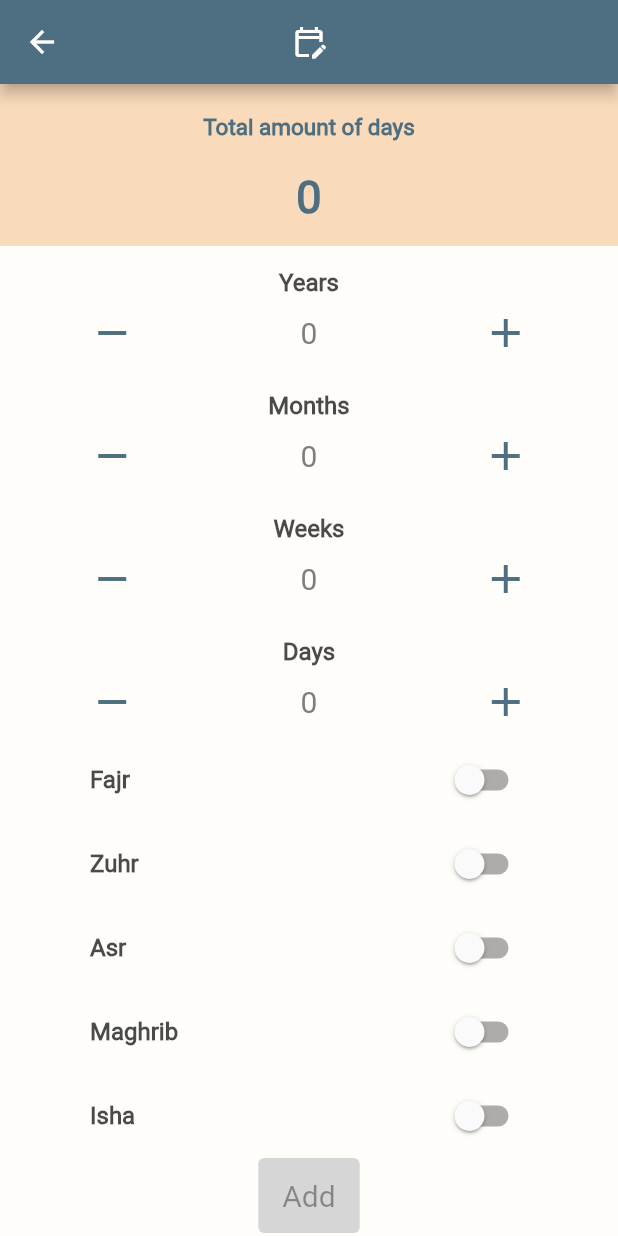
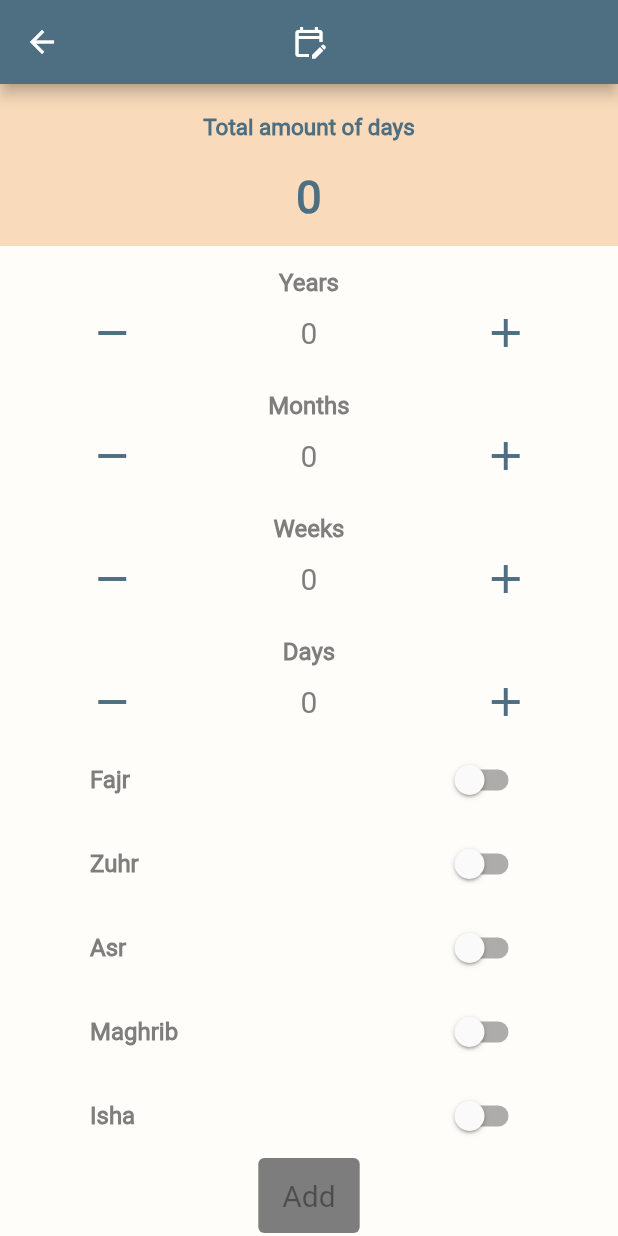
Before and after one commit to mredaoudi/qadaa, a Flutter app: the PrayerPeriodScreen screen opened by its route, on a phone screen of 412 x 824 dp. Run offline on Flutter 3.47's test engine with Material 2 defaults, Android fonts, the phone set to English and light mode, and no system bars; our stand-ins replace hive, hive_flutter, introduction_screen; accounts and stored records are empty.

Commit message:
changes at 2023-03-17 10:13

```diff
--- a/lib/components/period_counter.dart
+++ b/lib/components/period_counter.dart
@@ -1,4 +1,6 @@
 import 'package:flutter/material.dart';
+import 'package:provider/provider.dart';
+import '../providers/theme_provider.dart';
 
 class PeriodCounter extends StatelessWidget {
   Map info;
@@ -13,14 +15,15 @@ class PeriodCounter extends StatelessWidget {
 
   @override
   Widget build(BuildContext context) {
+    final themeProvider = Provider.of<ThemeProvider>(context);
     return Container(
       padding: const EdgeInsets.fromLTRB(0, 15, 0, 0),
       child: Column(
         children: [
           Text(info['label'],
-              style: const TextStyle(
+              style: TextStyle(
                   fontSize: 16,
-                  color: Color.fromARGB(180, 0, 0, 0),
+                  color: themeProvider.text(),
                   fontWeight: FontWeight.bold)),
           Row(
             mainAxisAlignment: MainAxisAlignment.spaceAround,
@@ -31,16 +34,17 @@ class PeriodCounter extends StatelessWidget {
                   onPressed: () => operation(period, -1),
                   icon: const Icon(Icons.remove),
                   iconSize: 32.0,
-                  color: const Color(0xFF4E6E81),
+                  color: themeProvider.icon(),
                 ),
               ),
               Expanded(
                 flex: 3,
                 child: Text(
                   info['amount'].toString(),
-                  style: const TextStyle(
-                      fontSize: 20.0,
-                      color: Color.fromARGB(255, 126, 126, 126)),
+                  style: TextStyle(
+                    fontSize: 20.0,
+                    color: themeProvider.text(),
+                  ),
                   textAlign: TextAlign.center,
                 ),
               ),
@@ -50,7 +54,7 @@ class PeriodCounter extends StatelessWidget {
                   onPressed: () => operation(period, 1),
                   icon: const Icon(Icons.add),
                   iconSize: 32.0,
-                  color: const Color(0xFF4E6E81),
+                  color: themeProvider.icon(),
                 ),
               ),
             ],
--- a/lib/main.dart
+++ b/lib/main.dart
@@ -8,6 +8,7 @@ import 'pages/user_form.dart';
 import 'providers/prayer_provider.dart';
 import 'providers/fast_provider.dart';
 import 'providers/people_provider.dart';
+import 'providers/theme_provider.dart';
 import 'package:hive_flutter/hive_flutter.dart';
 //import 'package:shared_preferences/shared_preferences.dart';
 
@@ -16,6 +17,7 @@ void main() async {
   await Hive.openBox('prayers');
   await Hive.openBox('fasts');
   await Hive.openBox('people');
+  await Hive.openBox('theme');
   // var prefs = await SharedPreferences.getInstance();
   // var boolKey = 'isFirstTime';
   // var isFirstTime = prefs.getBool(boolKey) ?? true;
@@ -31,6 +33,7 @@ void main() async {
         ),
         ChangeNotifierProvider<FastProvider>(create: (_) => FastProvider()),
         ChangeNotifierProvider<PeopleProvider>(create: (_) => PeopleProvider()),
+        ChangeNotifierProvider<ThemeProvider>(create: (_) => ThemeProvider()),
       ],
       child: MaterialApp(
         title: 'Qadaa',
--- a/lib/pages/prayer_period_page.dart
+++ b/lib/pages/prayer_period_page.dart
@@ -3,6 +3,7 @@ import 'package:flutter/material.dart';
 import '../components/period_counter.dart';
 import '../providers/prayer_provider.dart';
 import '../providers/people_provider.dart';
+import '../providers/theme_provider.dart';
 
 class PrayerPeriodScreen extends StatefulWidget {
   const PrayerPeriodScreen({super.key});
@@ -55,11 +56,12 @@ class _PrayerPeriodScreenState extends State<PrayerPeriodScreen> {
   Widget build(BuildContext context) {
     final prayerProvider = Provider.of<PrayerProvider>(context);
     final peopleProvider = Provider.of<PeopleProvider>(context, listen: false);
+    final themeProvider = Provider.of<ThemeProvider>(context);
     return Scaffold(
-      backgroundColor: const Color.fromARGB(255, 255, 253, 250),
+      backgroundColor: themeProvider.background(),
       appBar: AppBar(
         title: const Icon(Icons.edit_calendar_outlined),
-        backgroundColor: const Color(0xFF4E6E81),
+        backgroundColor: themeProvider.appbar(),
         centerTitle: true,
       ),
       body: Column(
@@ -107,13 +109,13 @@ class _PrayerPeriodScreenState extends State<PrayerPeriodScreen> {
                 contentPadding: const EdgeInsets.fromLTRB(60, 0, 60, 0),
                 title: Text(
                   entry.key,
-                  style: const TextStyle(
+                  style: TextStyle(
                     fontWeight: FontWeight.bold,
-                    color: Color.fromARGB(180, 0, 0, 0),
+                    color: themeProvider.text(),
                   ),
                 ),
                 value: entry.value,
-                activeColor: const Color(0xFF4E6E81),
+                activeColor: themeProvider.icon(),
                 onChanged: (bool value) {
                   setState(() {
                     prays[entry.key] = value;
@@ -125,7 +127,8 @@ class _PrayerPeriodScreenState extends State<PrayerPeriodScreen> {
               backgroundColor:
                   MaterialStateProperty.resolveWith<Color>((states) {
                 if (states.contains(MaterialState.disabled)) {
-                  return const Color(0xFFD6D6D6); // Disabled color
+                  return const Color.fromARGB(
+                      255, 125, 125, 125); // Disabled color
                 }
                 return const Color(0xFF4E6E81); // Regular color
               }),
--- /dev/null
+++ b/lib/providers/theme_provider.dart
@@ -0,0 +1,54 @@
+import 'package:flutter/material.dart';
+import 'package:hive/hive.dart';
+
+class ThemeProvider extends ChangeNotifier {
+  bool _light = true;
+
+  ThemeProvider() {
+    setup();
+  }
+
+  void setup() {
+    var box = Hive.box('theme');
+    _light = box.get('currentTheme') ?? true;
+  }
+
+  void changeTheme() {
+    var box = Hive.box('theme');
+    _light = !_light;
+    box.put('currentTheme', _light);
+    notifyListeners();
+  }
+
+  Color background() {
+    return _light
+        ? const Color.fromARGB(255, 255, 253, 250)
+        : const Color(0xFF121212);
+  }
+
+  Color appbar() {
+    return _light
+        ? const Color(0xFF4E6E81)
+        : const Color.fromARGB(255, 25, 25, 25);
+  }
+
+  Color icon() {
+    return _light
+        ? const Color(0xFF4E6E81)
+        : const Color.fromARGB(255, 255, 253, 250).withOpacity(0.87);
+  }
+
+  Color text() {
+    return _light
+        ? const Color.fromARGB(255, 126, 126, 126)
+        : const Color.fromARGB(255, 255, 253, 250).withOpacity(0.87);
+  }
+
+  Color minus() {
+    return const Color(0xFF4DAB8F).withOpacity(0.87);
+  }
+
+  Color plus() {
+    return const Color.fromARGB(255, 162, 57, 57).withOpacity(0.87);
+  }
+}
```
Also changed, not shown: lib/components/fast_counter.dart (+8 -8 lines), lib/components/main_drawer.dart (+77 -29 lines), lib/components/prayer_counter.dart (+7 -6 lines), lib/pages/fast_period_page.dart (+6 -3 lines), lib/pages/main_page.dart (+5 -2 lines).
